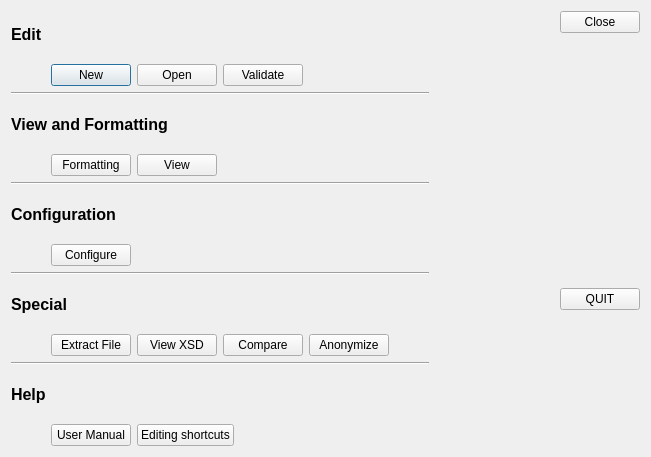
This is src/modules/help/guidedoperationsdialog.ui in lbellonda/qxmledit as Qt 5 draws it before an edit. The edited form follows.
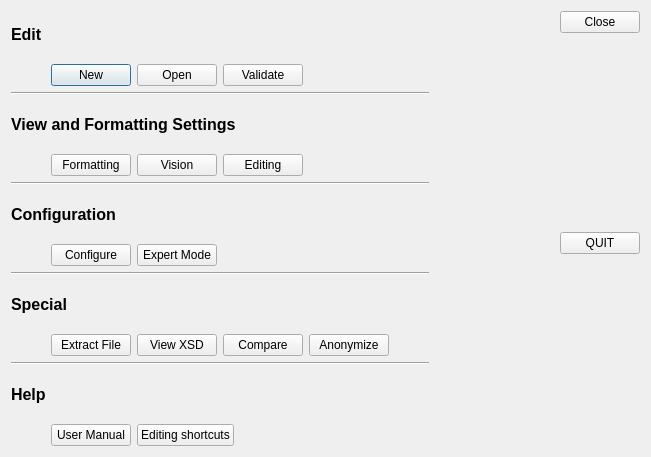
This is the edited form. Icons and pictures are not drawn.

What changed in the file:
```diff
--- a/src/modules/help/guidedoperationsdialog.ui
+++ b/src/modules/help/guidedoperationsdialog.ui
@@ -159,7 +159,7 @@
         </font>
        </property>
        <property name="text">
-        <string>View and Formatting</string>
+        <string>View and Formatting Settings</string>
        </property>
       </widget>
      </item>
@@ -213,7 +213,7 @@
           </sizepolicy>
          </property>
          <property name="text">
-          <string>View</string>
+          <string>Vision</string>
          </property>
          <property name="icon">
           <iconset resource="../../risorse.qrc">
@@ -227,6 +227,18 @@
          </property>
         </widget>
        </item>
+       <item>
+        <widget class="QPushButton" name="pushButton_3">
+         <property name="text">
+          <string>Editing</string>
+         </property>
+         <property name="icon">
+          <iconset>
+           <normalon>:/commands/modify</normalon>
+          </iconset>
+         </property>
+        </widget>
+       </item>
        <item>
         <spacer name="horizontalSpacer_3">
          <property name="orientation">
@@ -307,6 +319,17 @@
          </property>
         </widget>
        </item>
+       <item>
+        <widget class="QPushButton" name="pushButton_4">
+         <property name="text">
+          <string>Expert Mode</string>
+         </property>
+         <property name="icon">
+          <iconset resource="../../risorse.qrc">
+           <normaloff>:/help/images/bookmark.png</normaloff>:/help/images/bookmark.png</iconset>
+         </property>
+        </widget>
+       </item>
        <item>
         <spacer name="horizontalSpacer_4">
          <property name="orientation">
@@ -577,6 +600,12 @@
     <layout class="QVBoxLayout" name="verticalLayout">
      <item>
       <widget class="QDialogButtonBox" name="buttonBox">
+       <property name="sizePolicy">
+        <sizepolicy hsizetype="Fixed" vsizetype="Maximum">
+         <horstretch>0</horstretch>
+         <verstretch>0</verstretch>
+        </sizepolicy>
+       </property>
        <property name="orientation">
         <enum>Qt::Vertical</enum>
        </property>
```
Left out of the diff: 8 changed lines with no effect on the pictures.
